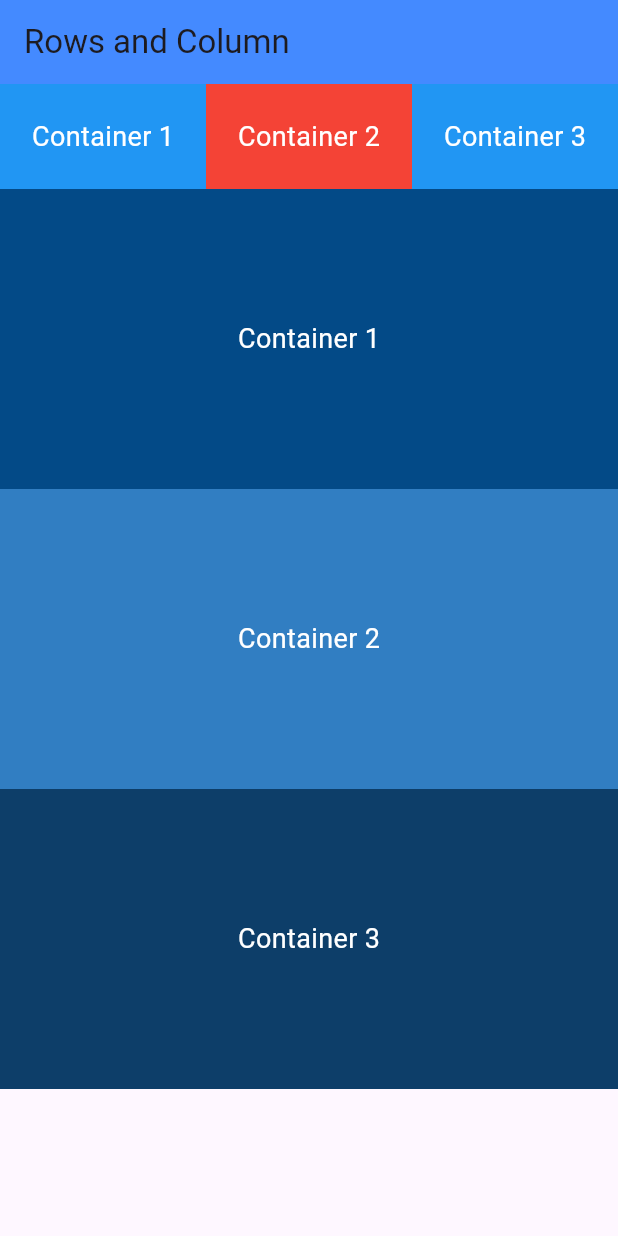
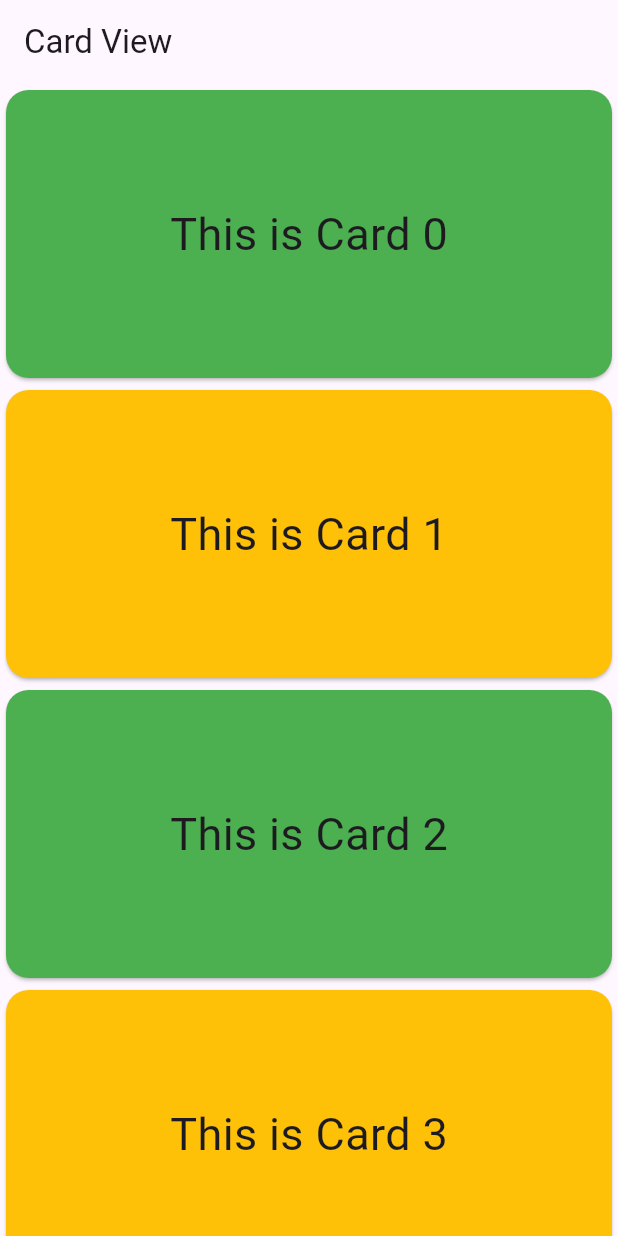
Before and after one commit to Binod222/flutter_final_project_, a Flutter app: the screen it shows after launch, on a phone screen of 412 x 824 dp. Run offline on Flutter 3.47's test engine with Material 3 defaults, Android fonts, the phone set to English and light mode, and no system bars.

Commit message:
dynamic card and grid list

```diff
--- a/lib/app.dart
+++ b/lib/app.dart
@@ -1,5 +1,5 @@
-import 'package:flutter_first_project/view/classwork_view.dart';
 import 'package:flutter/material.dart';
+import 'package:flutter_first_project/view/dynamic_card_view.dart';
 
 class MyApp extends StatelessWidget {
   const MyApp({super.key});
@@ -8,7 +8,7 @@ class MyApp extends StatelessWidget {
   Widget build(BuildContext context) {
     return const MaterialApp(
       debugShowCheckedModeBanner: false,
-      home: CalassworkView(),
+      home: DynamicCardView(),
     );
   }
 }
--- /dev/null
+++ b/lib/common/my_card.dart
@@ -0,0 +1,32 @@
+import 'package:flutter/material.dart';
+
+class MyCard extends StatelessWidget {
+  const MyCard({
+    super.key,
+    required this.text,
+    this.color,
+  });
+
+  final String text;
+  final Color? color;
+
+  @override
+  Widget build(BuildContext context) {
+    return SizedBox(
+      height: 200,
+      width: double.infinity,
+      child: Card(
+        color: color ?? Colors.amber,
+        shape: RoundedRectangleBorder(
+          borderRadius: BorderRadius.circular(15),
+        ),
+        child: Center(
+          child: Text(
+            text,
+            style: const TextStyle(fontSize: 30),
+          ),
+        ),
+      ),
+    );
+  }
+}
--- /dev/null
+++ b/lib/model/student.dart
@@ -0,0 +1,11 @@
+class Student {
+  final String firstName;
+  final String lastName;
+  final String city;
+
+  Student({
+    required this.firstName,
+    required this.lastName,
+    required this.city,
+  });
+}
--- /dev/null
+++ b/lib/view/card_view.dart
@@ -0,0 +1,58 @@
+import 'package:flutter/material.dart';
+
+class CardView extends StatelessWidget {
+  const CardView({super.key});
+
+  @override
+  Widget build(BuildContext context) {
+    return const Scaffold(
+      body: SafeArea(
+          child: SingleChildScrollView(
+        child: Column(
+          children: [
+            MyCard(
+              text: "THis is card 1",
+              color: Colors.red,
+            ),
+            MyCard(
+              text: "THis is card 2",
+              color: Colors.blue,
+            ),
+            MyCard(
+              text: "THis is card 3",
+              color: Colors.purple,
+            ),
+            MyCard(
+              text: "THis is card 4",
+              color: Colors.green,
+            ),
+            MyCard(
+              text: "THis is card 5",
+              color: Colors.blue,
+            ),
+          ],
+        ),
+      )),
+    );
+  }
+}
+
+class MyCard extends StatelessWidget {
+  const MyCard({super.key, required this.text, this.color});
+
+  final String text;
+  final Color? color;
+
+  @override
+  Widget build(BuildContext context) {
+    return SizedBox(
+      height: 200,
+      width: double.infinity,
+      child: Card(
+        color: color ?? Colors.amber,
+        shape: RoundedRectangleBorder(borderRadius: BorderRadius.circular(10)),
+        child: Center(child: Text(text)),
+      ),
+    );
+  }
+}
--- /dev/null
+++ b/lib/view/dynamic_card_view.dart
@@ -0,0 +1,34 @@
+import 'package:flutter_first_project/common/my_card.dart';
+import 'package:flutter_first_project/common/mysnackbar.dart';
+import 'package:flutter/material.dart';
+
+class DynamicCardView extends StatelessWidget {
+  const DynamicCardView({super.key});
+
+  @override
+  Widget build(BuildContext context) {
+    return Scaffold(
+      appBar: AppBar(
+        title: const Text('Card View'),
+      ),
+      body: SafeArea(
+          child: SingleChildScrollView(
+        child: Column(
+          children: [
+            for (int i = 0; i < 20; i++) ...{
+              GestureDetector(
+                onDoubleTap: () {
+                  showMySnackBar(context, 'Card $i');
+                },
+                child: MyCard(
+                  text: 'This is Card $i',
+                  color: i % 2 == 0 ? Colors.green : Colors.amber,
+                ),
+              )
+            }
+          ],
+        ),
+      )),
+    );
+  }
+}
```
Also changed, not shown: lib/view/grid_list_view.dart (added, +100 -0 lines), lib/view/list_view.dart (added, +108 -0 lines), lib/view/student_output_view.dart (added, +10 -0 lines).
